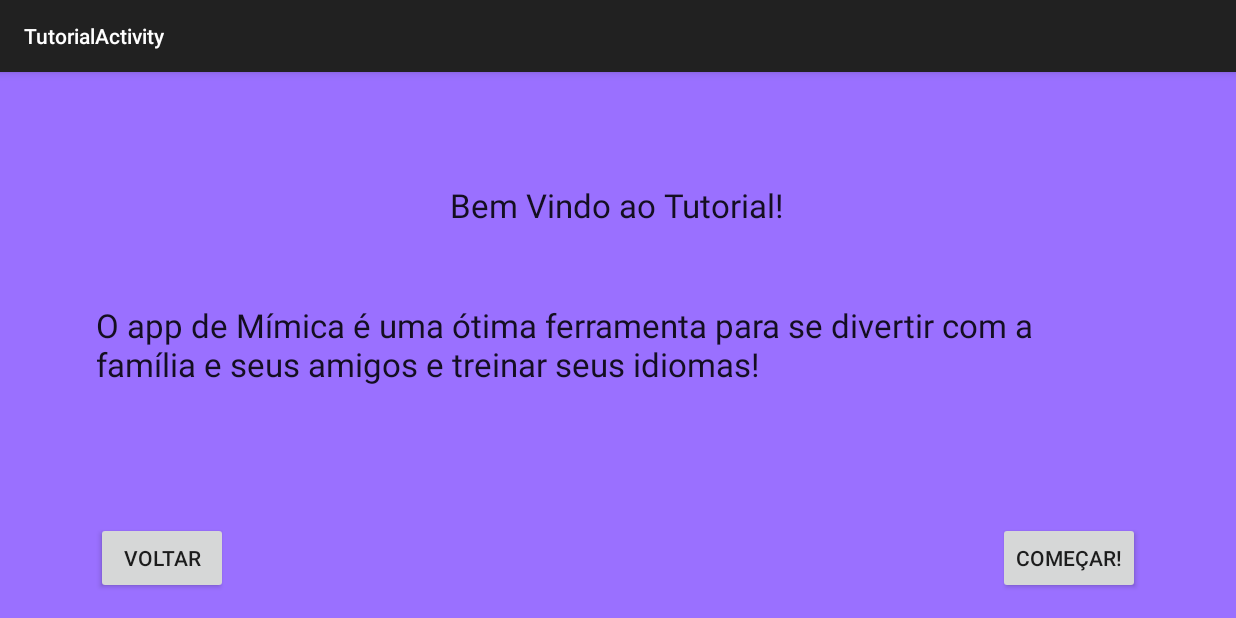
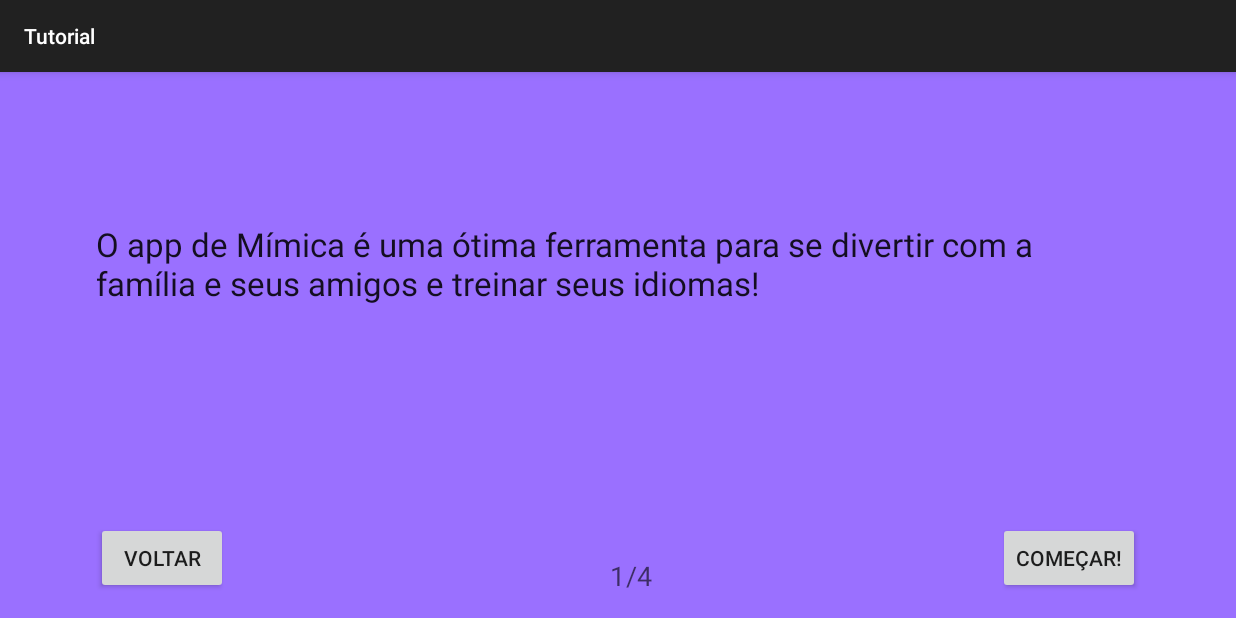
Before and after one commit to otaviocarvalho/mimicapp, an Android app: the TutorialActivity screen opened directly, with no data from a screen before it, on a phone screen of 824 x 412 dp (held sideways). Run offline under Robolectric (Android 15) with nearby library versions, the phone set to English and light mode, and no system bars.

Commit message:
telas incluídas e navegação aprimorada

```diff
--- a/app/src/main/AndroidManifest.xml
+++ b/app/src/main/AndroidManifest.xml
@@ -32,6 +32,7 @@
             android:label="@string/title_activity_round"
             android:screenOrientation="landscape" >
         </activity>
+
         <activity
             android:name=".ScoreboardActivity"
             android:screenOrientation="landscape" >
--- a/app/src/main/res/layout/activity_tutorial.xml
+++ b/app/src/main/res/layout/activity_tutorial.xml
@@ -39,24 +39,32 @@
         <TextView
             android:layout_width="wrap_content"
             android:layout_height="wrap_content"
-            android:textAppearance="?android:attr/textAppearanceLarge"
-            android:text="Bem Vindo ao Tutorial!"
-            android:id="@+id/tituloTutorial"
-            android:layout_marginTop="58dp"
-            android:layout_alignParentTop="true"
-            android:layout_centerHorizontal="true"
-            android:layout_gravity="center_horizontal|top" />
-    </FrameLayout>
+            android:textAppearance="?android:attr/textAppearanceMedium"
+            android:text="@string/pag_inicial"
+            android:id="@+id/num_pag"
+            android:layout_gravity="center_horizontal|bottom" />
 
         <TextView
             android:layout_width="wrap_content"
             android:layout_height="wrap_content"
+            android:textAppearance="?android:attr/textAppearanceMedium"
+            android:text="      /4"
+            android:id="@+id/textView5"
+            android:layout_gravity="center_horizontal|bottom" />
+
+        <TextView
+            android:layout_width="wrap_content"
+            android:layout_height="163dp"
             android:textAppearance="?android:attr/textAppearanceLarge"
             android:text="O app de Mímica é uma ótima ferramenta para se divertir com a família e seus amigos e treinar seus idiomas!"
             android:id="@+id/textoTutorial"
             android:layout_centerVertical="true"
             android:layout_centerHorizontal="true"
-        android:textAlignment="center" />
+            android:textAlignment="center"
+            android:layout_gravity="center"
+            android:elegantTextHeight="false" />
+
+    </FrameLayout>
 
 
 </RelativeLayout>
--- a/app/src/main/res/values/strings.xml
+++ b/app/src/main/res/values/strings.xml
@@ -7,8 +7,8 @@
     <string name="title_activity_game">GameActivity</string>
     <string name="title_activity_round">RoundActivity</string>
     <string name="title_activity_utilities">UtilitiesActivity</string>
-    <string name="title_activity_tutorial">TutorialActivity</string>
-    <string name="title_activity_tutorial2">TutorialActivity2</string>
+    <string name="title_activity_tutorial">Tutorial</string>
+
 
 
 
@@ -16,5 +16,6 @@
     <string name="category_2">Stars</string>
     <string name="category_3">Movies</string>
 
+    <string name="pag_inicial">1</string>
 
 </resources>
```
Also changed, not shown: app/src/main/java/com/example/oberin/imagemacao/TutorialActivity.java (+36 -15 lines). Lines whose indentation alone changed are shown as unchanged.
